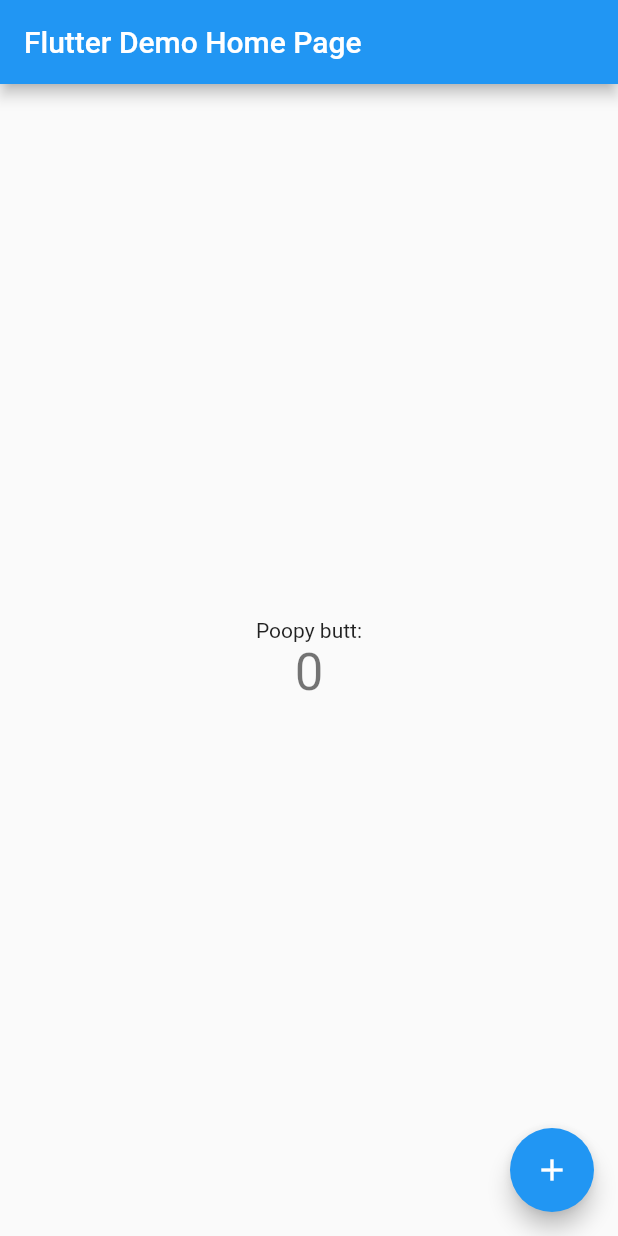
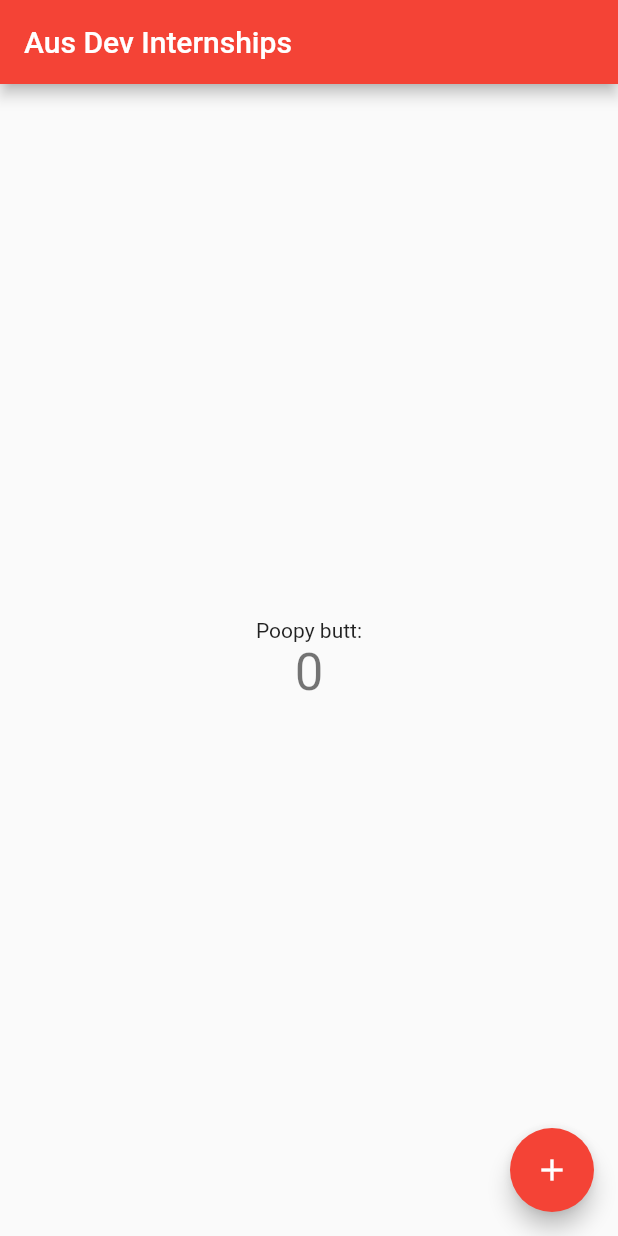
Before and after one commit to cbeardsmore/internStack, a Flutter app: the screen it shows after launch, on a phone screen of 412 x 824 dp. Run offline on Flutter 3.47's test engine with Material 2 defaults, Android fonts, the phone set to English and light mode, and no system bars.

Commit message:
CLEANUP remove default app code comments and update main title and app bar text

```diff
--- a/lib/main.dart
+++ b/lib/main.dart
@@ -1,94 +1,46 @@
 import 'package:flutter/material.dart';
 
-void main() => runApp(MyApp());
+void main() => runApp(MainApp());
 
-class MyApp extends StatelessWidget {
-  // This widget is the root of your application.
+class MainApp extends StatelessWidget {
   @override
   Widget build(BuildContext context) {
     return MaterialApp(
-      title: 'Flutter Demo',
+      title: 'Aus Dev Internships',
       theme: ThemeData(
-        // This is the theme of your application.
-        //
-        // Try running your application with "flutter run". You'll see the
-        // application has a blue toolbar. Then, without quitting the app, try
-        // changing the primarySwatch below to Colors.green and then invoke
-        // "hot reload" (press "r" in the console where you ran "flutter run",
-        // or simply save your changes to "hot reload" in a Flutter IDE).
-        // Notice that the counter didn't reset back to zero; the application
-        // is not restarted.
-        primarySwatch: Colors.blue,
+        primarySwatch: Colors.red,
       ),
-      home: MyHomePage(title: 'Flutter Demo Home Page'),
+      home: HomePage(title: 'Aus Dev Internships'),
     );
   }
 }
 
-class MyHomePage extends StatefulWidget {
-  MyHomePage({Key key, this.title}) : super(key: key);
-
-  // This widget is the home page of your application. It is stateful, meaning
-  // that it has a State object (defined below) that contains fields that affect
-  // how it looks.
-
-  // This class is the configuration for the state. It holds the values (in this
-  // case the title) provided by the parent (in this case the App widget) and
-  // used by the build method of the State. Fields in a Widget subclass are
-  // always marked "final".
+class HomePage extends StatefulWidget {
+  HomePage({Key key, this.title}) : super(key: key);
 
   final String title;
 
   @override
-  _MyHomePageState createState() => _MyHomePageState();
+  _HomePageState createState() => _HomePageState();
 }
 
-class _MyHomePageState extends State<MyHomePage> {
+class _HomePageState extends State<HomePage> {
   int _counter = 0;
 
   void _incrementCounter() {
     setState(() {
-      // This call to setState tells the Flutter framework that something has
-      // changed in this State, which causes it to rerun the build method below
-      // so that the display can reflect the updated values. If we changed
-      // _counter without calling setState(), then the build method would not be
-      // called again, and so nothing would appear to happen.
       _counter++;
     });
   }
 
   @override
   Widget build(BuildContext context) {
-    // This method is rerun every time setState is called, for instance as done
-    // by the _incrementCounter method above.
-    //
-    // The Flutter framework has been optimized to make rerunning build methods
-    // fast, so that you can just rebuild anything that needs updating rather
-    // than having to individually change instances of widgets.
     return Scaffold(
       appBar: AppBar(
-        // Here we take the value from the MyHomePage object that was created by
-        // the App.build method, and use it to set our appbar title.
         title: Text(widget.title),
       ),
       body: Center(
-        // Center is a layout widget. It takes a single child and positions it
-        // in the middle of the parent.
         child: Column(
-          // Column is also layout widget. It takes a list of children and
-          // arranges them vertically. By default, it sizes itself to fit its
-          // children horizontally, and tries to be as tall as its parent.
-          //
-          // Invoke "debug painting" (press "p" in the console, choose the
-          // "Toggle Debug Paint" action from the Flutter Inspector in Android
-          // Studio, or the "Toggle Debug Paint" command in Visual Studio Code)
-          // to see the wireframe for each widget.
-          //
-          // Column has various properties to control how it sizes itself and
-          // how it positions its children. Here we use mainAxisAlignment to
-          // center the children vertically; the main axis here is the vertical
-          // axis because Columns are vertical (the cross axis would be
-          // horizontal).
           mainAxisAlignment: MainAxisAlignment.center,
           children: <Widget>[
             Text(
@@ -105,7 +57,7 @@ class _MyHomePageState extends State<MyHomePage> {
         onPressed: _incrementCounter,
         tooltip: 'Increment',
         child: Icon(Icons.add),
-      ), // This trailing comma makes auto-formatting nicer for build methods.
+      ),
     );
   }
 }
```
